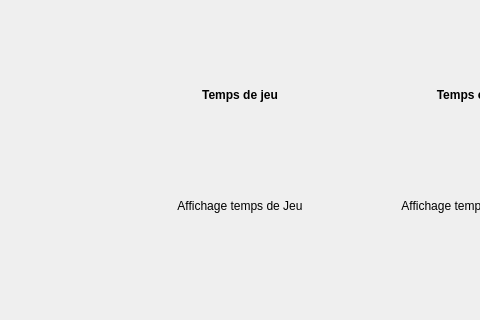
Qt form TrebuchetApp/TrebuchetApp/window.ui (TimotheeTailleur/Projet-BDM-Trebuchet) before a commit; both pictures show x 421 to 901 and y 197 to 517 of the 1280 by 800 pixel window.
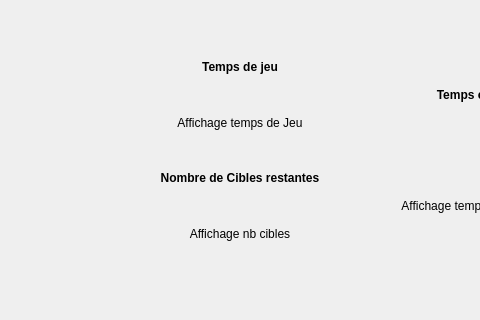
The same form after that commit. Custom widgets are drawn as their Qt base class.

Commit message: Ajout nb cibles restantes

Patch:
```diff
--- a/TrebuchetApp/TrebuchetApp/window.ui
+++ b/TrebuchetApp/TrebuchetApp/window.ui
@@ -158,6 +158,23 @@
               </property>
              </widget>
             </item>
+            <item>
+             <widget class="QLabel" name="targetNumberLabel">
+              <property name="text">
+               <string>&lt;html&gt;&lt;head/&gt;&lt;body&gt;&lt;p align=&quot;center&quot;&gt;&lt;span style=&quot; font-weight:600;&quot;&gt;Nombre de Cibles restantes&lt;/span&gt;&lt;/p&gt;&lt;/body&gt;&lt;/html&gt;</string>
+              </property>
+             </widget>
+            </item>
+            <item>
+             <widget class="QLabel" name="targetNumber">
+              <property name="text">
+               <string>Affichage nb cibles</string>
+              </property>
+              <property name="alignment">
+               <set>Qt::AlignCenter</set>
+              </property>
+             </widget>
+            </item>
            </layout>
           </item>
           <item>
```
The commit also changes 1 other file.
